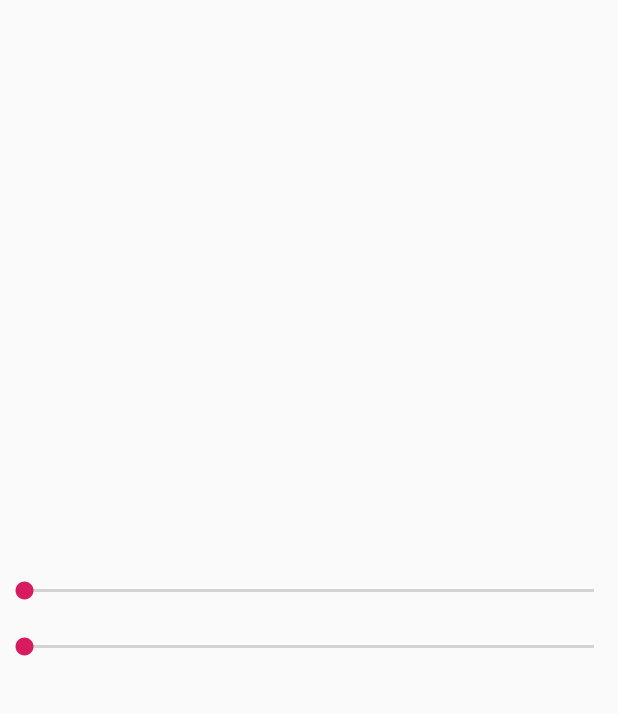
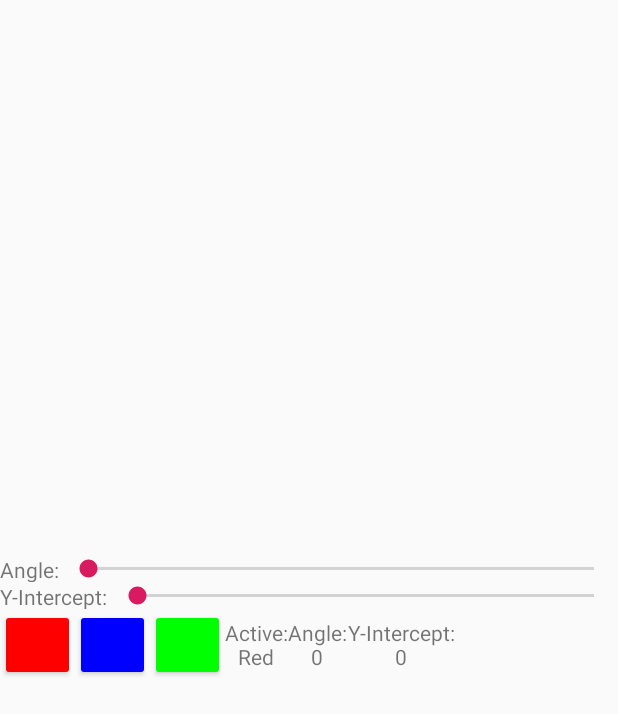
Before and after one commit to KWall1202/CS441_Drawing, an Android app: the layout activity_main.xml on its own in the app's theme, with its tools: preview values and no code run, on a phone screen of 412 x 824 dp. Shown: the top 714 px of the screen. Run offline under Robolectric (Android 15) with nearby library versions, the phone set to English and light mode, and no system bars.

Commit message:
3 Lines can now be independently adjusted for angle and y-intercept. Added displays and UI to facilitate all of this

```diff
--- a/app/src/main/res/layout/activity_main.xml
+++ b/app/src/main/res/layout/activity_main.xml
@@ -21,16 +21,34 @@
             app:layout_constraintTop_toTopOf="parent"
             android:orientation="vertical">
 
+            <LinearLayout
+                android:layout_width="match_parent"
+                android:layout_height="wrap_content"
+                >
+
+            <TextView
+                android:layout_width="wrap_content"
+                android:layout_height="match_parent"
+                android:text="Angle: "
+                />
+
             <SeekBar
                 android:id="@+id/mBar"
                 android:layout_width="match_parent"
                 android:layout_height="wrap_content"
                 />
 
+            </LinearLayout>
+
+            <LinearLayout
+                android:layout_width="match_parent"
+                android:layout_height="wrap_content"
+                >
+
                 <TextView
-                android:id="@+id/testText"
                     android:layout_width="wrap_content"
-                android:layout_height="wrap_content"
+                    android:layout_height="match_parent"
+                    android:text="Y-Intercept: "
                     />
                 <SeekBar
                     android:id="@+id/bBar"
@@ -38,7 +56,61 @@
                     android:layout_height="wrap_content"
 
                     />
+            </LinearLayout>
 
+            <LinearLayout
+                android:layout_width="match_parent"
+                android:layout_height="wrap_content"
+                android:orientation="horizontal"
+                >
+
+                <Button
+                    android:id="@+id/redButton"
+                    android:layout_width="50dp"
+                    android:layout_height="wrap_content"
+                    android:text=" "
+                    android:backgroundTint="@color/RED"
+                    />
+                <Button
+                    android:id="@+id/blueButton"
+                    android:layout_width="50dp"
+                    android:layout_height="wrap_content"
+                    android:text=" "
+                    android:backgroundTint="@color/BLUE"
+                    />
+
+                <Button
+                    android:id="@+id/greenButton"
+                    android:layout_width="50dp"
+                    android:layout_height="wrap_content"
+                    android:backgroundTint="@color/GREEN"
+                    android:text=" " />
+                <TextView
+                    android:layout_width="wrap_content"
+                    android:layout_height="wrap_content"
+                    android:layout_gravity="center"
+                    android:textAlignment="center"
+                    android:id="@+id/activeText"
+                    android:text="Active:\nRed"
+                    />
+                <TextView
+                    android:layout_width="wrap_content"
+                    android:layout_height="wrap_content"
+                    android:layout_gravity="center"
+                    android:textAlignment="center"
+                    android:id="@+id/slopeText"
+                    android:text="Angle:\n0"
+                    />
+                <TextView
+                    android:layout_width="wrap_content"
+                    android:layout_height="wrap_content"
+                    android:layout_gravity="center"
+                    android:textAlignment="center"
+                    android:id="@+id/bText"
+                    android:text="Y-Intercept:\n0"
+                    />
+
+            </LinearLayout>
             <LinearLayout
                 android:id="@+id/customViewLayout"
                 android:layout_width="match_parent"
--- a/app/src/main/res/values/colors.xml
+++ b/app/src/main/res/values/colors.xml
@@ -4,4 +4,8 @@
     <color name="colorPrimaryDark">#00574B</color>
     <color name="colorAccent">#D81B60</color>
     <color name="DEFAULT_COLOR">#FFFFFF</color>
+    <color name="RED">#FF0000</color>
+    <color name="GREEN">#00FF00</color>
+    <color name="BLUE">#0000FF</color>
+
 </resources>
```
Also changed, not shown: app/src/main/java/com/example/cs441_drawing/DrawSurface.java (+25 -17 lines), app/src/main/java/com/example/cs441_drawing/MainActivity.java (+60 -6 lines). Lines whose indentation alone changed are shown as unchanged.
